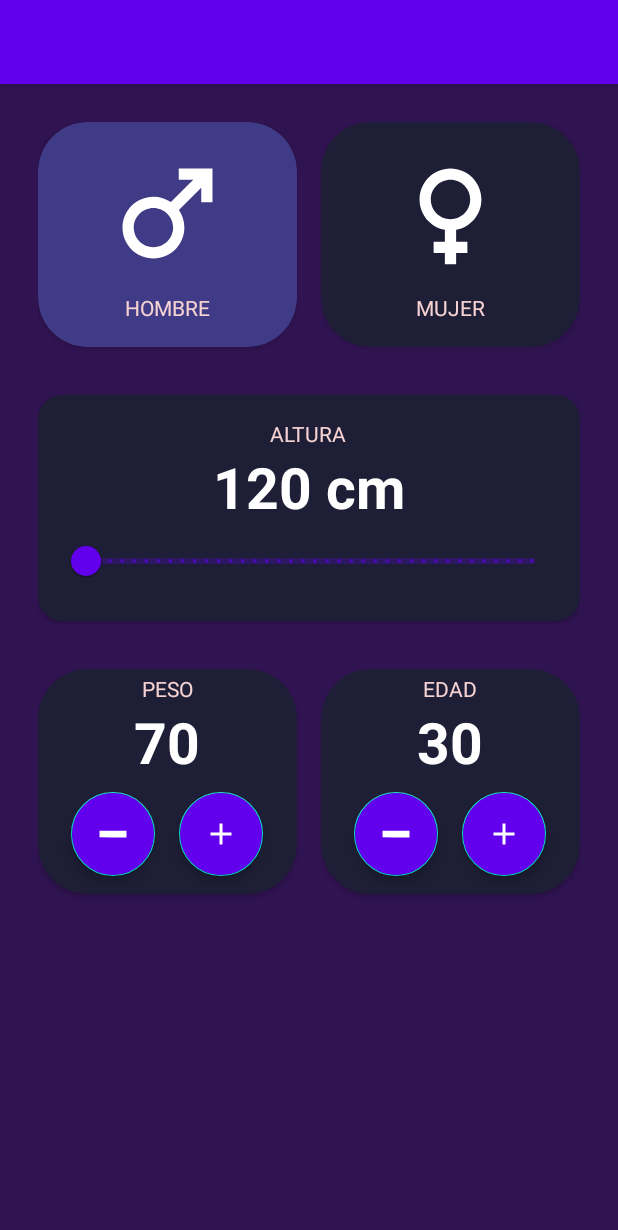
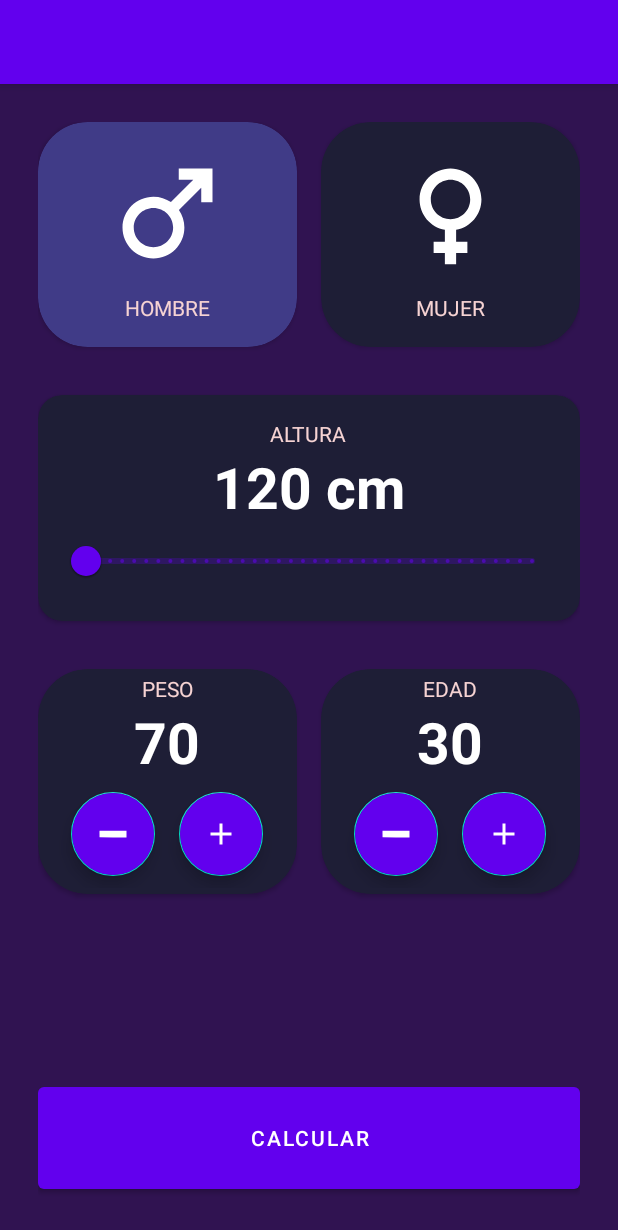
Before and after one commit to s4idl/learningBasicsKot, an Android app built with Jetpack Compose: the screen it shows after launch (ImcCalculatorActivity), after a tap on "IMCAPP", on a phone screen of 412 x 824 dp. Shown: the top 1230 px of the screen. Run offline under Robolectric (Android 15) with nearby library versions, the phone set to English and light mode, and no system bars.

Commit message:
first part

```diff
--- a/app/src/main/java/com/s4id/learningbasics/imccalculator/ImcCalculatorActivity.kt
+++ b/app/src/main/java/com/s4id/learningbasics/imccalculator/ImcCalculatorActivity.kt
@@ -1,16 +1,13 @@
 package com.s4id.learningbasics.imccalculator
 
-import android.os.Build
+import android.content.Intent
 import android.os.Bundle
+import android.widget.Button
 import android.widget.TextView
 import java.text.DecimalFormat
-import androidx.activity.enableEdgeToEdge
 import androidx.appcompat.app.AppCompatActivity
 import androidx.cardview.widget.CardView
-import androidx.compose.ui.text.font.FontWeight
 import androidx.core.content.ContextCompat
-import androidx.core.view.ViewCompat
-import androidx.core.view.WindowInsetsCompat
 import com.google.android.material.floatingactionbutton.FloatingActionButton
 import com.google.android.material.slider.RangeSlider
 import com.s4id.learningbasics.R
@@ -33,6 +30,7 @@ class ImcCalculatorActivity : AppCompatActivity() {
     private lateinit var subtractAge: FloatingActionButton
     private lateinit var plusAge: FloatingActionButton
     private lateinit var tvAge: TextView
+    private lateinit var btnCalculate: Button
 
     companion object{
         const val IMC_KEY = "IMC_RESULT"
@@ -57,6 +55,7 @@ class ImcCalculatorActivity : AppCompatActivity() {
         subtractAge = findViewById(R.id.subtractAge)
         plusAge = findViewById(R.id.plusAge)
         tvAge = findViewById(R.id.tvAge)
+        btnCalculate = findViewById(R.id.btnCalculate)
     }
 
     private fun initListeners() {
@@ -89,6 +88,17 @@ class ImcCalculatorActivity : AppCompatActivity() {
             currentAge -= 1
             setAge()
         }
+
+        btnCalculate.setOnClickListener {
+            val result = calculateIMC()
+            navigateToResult(result)
+        }
+    }
+
+    private fun navigateToResult(result: Double){
+        val intent = Intent(this, ResultIMCActivity::class.java)
+        intent.putExtra(IMC_KEY, result)
+        startActivity(intent)
     }
 
 
--- a/app/src/main/res/layout/activity_imc_calculator.xml
+++ b/app/src/main/res/layout/activity_imc_calculator.xml
@@ -259,4 +259,16 @@
 
     </androidx.cardview.widget.CardView>
 
+    <Button
+        android:id="@+id/btnCalculate"
+        android:layout_width="0dp"
+        android:layout_height="80dp"
+        app:layout_constraintEnd_toEndOf="parent"
+        app:layout_constraintBottom_toBottomOf="parent"
+        app:layout_constraintStart_toStartOf="parent"
+        android:text="@string/calculate"
+        >
+
+    </Button>
+
 </androidx.constraintlayout.widget.ConstraintLayout>
--- a/app/src/main/res/values/strings.xml
+++ b/app/src/main/res/values/strings.xml
@@ -5,5 +5,6 @@
     <string name="height">Altura</string>
     <string name="weight">Peso</string>
     <string name="age">Edad</string>
+    <string name="calculate">Calcular</string>
     <string name="title_activity_result" />
 </resources>
```
Also changed, not shown: app/src/main/AndroidManifest.xml (+4 -3 lines), app/src/main/java/com/s4id/learningbasics/imccalculator/ResultIMCActivity.kt (added, +14 -0 lines), app/src/main/res/layout/activity_result2.xml (added, +10 -0 lines).
